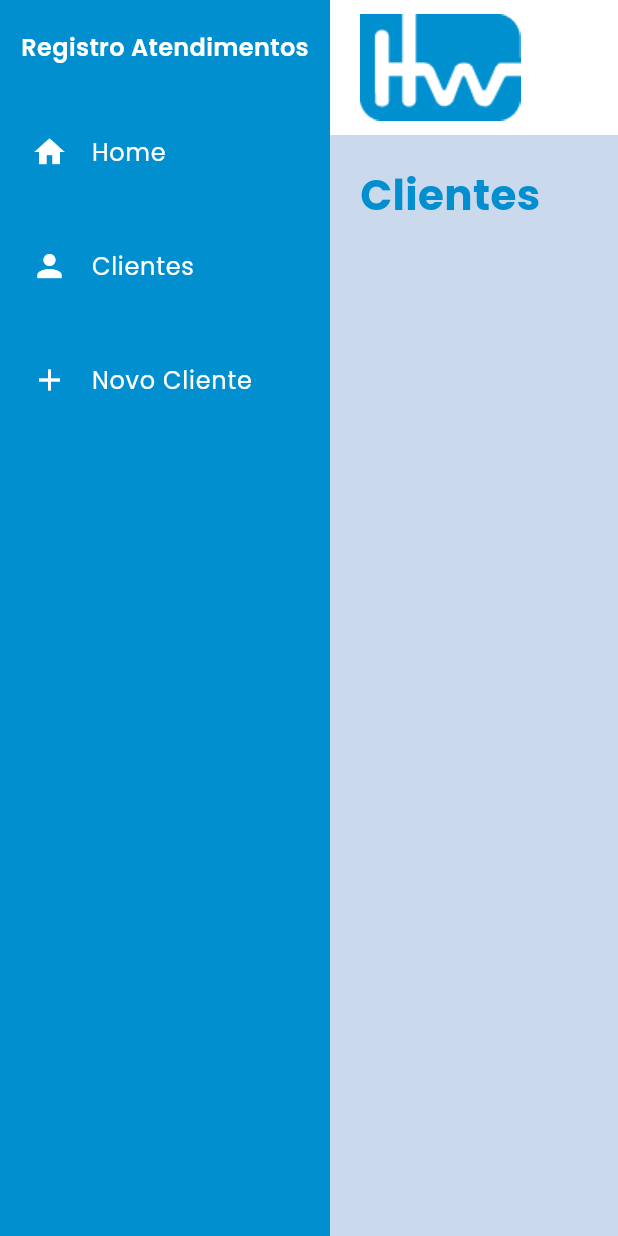
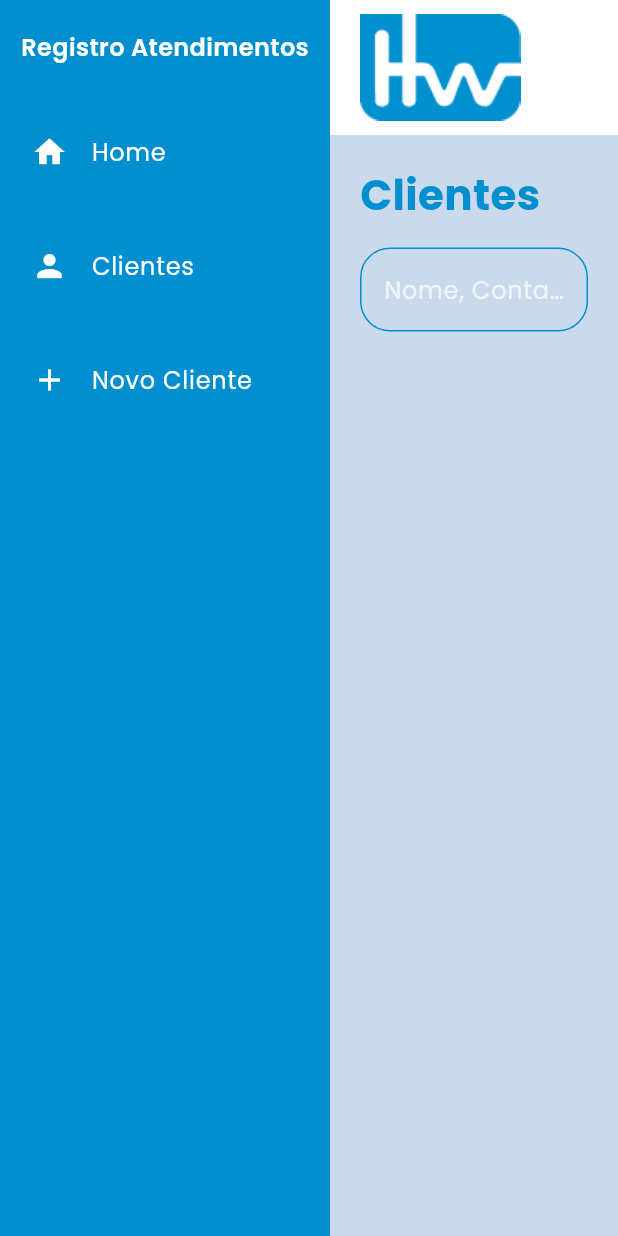
Before and after one commit to Ninassc/HW-AppSuporteWhatsapp, a Flutter app: the screen it shows after launch, after a tap on "Clientes", on a phone screen of 412 x 824 dp. Run offline on Flutter 3.47's test engine with Material 3 defaults, Android fonts, the phone set to English and light mode, and no system bars; our stand-ins replace device_preview, sqflite_common_ffi; accounts and stored records are empty.

Commit message:
Add search functionality to ClientesPage; implement filtering and enhance input field design

```diff
--- a/lib/pages/clientes_page.dart
+++ b/lib/pages/clientes_page.dart
@@ -12,6 +12,8 @@ class ClientesPage extends StatefulWidget {
 
 class _ClientesPageState extends State<ClientesPage> {
   List<Cliente> clientes = [];
+
+  final TextEditingController controllerPesquisa = TextEditingController();
 
   @override
   void initState() {
@@ -32,6 +34,18 @@ class _ClientesPageState extends State<ClientesPage> {
 
   @override
   Widget build(BuildContext context) {
+    final clientesFiltrados = clientes.where((cliente) {
+      return cliente.nome.toLowerCase().contains(
+            controllerPesquisa.text.toLowerCase(),
+          ) ||
+          cliente.whatsapp.toLowerCase().contains(
+            controllerPesquisa.text.toLowerCase(),
+          ) ||
+          cliente.empresa.toLowerCase().contains(
+            controllerPesquisa.text.toLowerCase(),
+          );
+    }).toList();
+
     return Padding(
       padding: const EdgeInsets.all(20),
 
@@ -48,14 +62,46 @@ class _ClientesPageState extends State<ClientesPage> {
             ),
           ),
 
+          SizedBox(height: 15),
+
+          TextField(
+            controller: controllerPesquisa,
+
+            decoration: InputDecoration(
+              hintText: "Nome, Contato, Empresa...",
+              hintStyle: TextStyle(color: Colors.white70),
+
+              border: OutlineInputBorder(
+                borderRadius: BorderRadius.circular(20),
+                borderSide: BorderSide(color: const Color(0xFF028FCF)),
+              ),
+
+              enabledBorder: OutlineInputBorder(
+                borderRadius: BorderRadius.circular(20),
+                borderSide: BorderSide(color: const Color(0xFF028FCF)),
+              ),
+
+              focusedBorder: OutlineInputBorder(
+                borderRadius: BorderRadius.circular(20),
+                borderSide: BorderSide(
+                  color: const Color.fromARGB(255, 5, 105, 151),
+                ),
+              ),
+            ),
+
+            onChanged: (_) {
+              setState(() {});
+            },
+          ),
+
           SizedBox(height: 20),
 
           Expanded(
             child: ListView.builder(
-              itemCount: clientes.length,
+              itemCount: clientesFiltrados.length,
 
               itemBuilder: (context, index) {
-                final cliente = clientes[index];
+                final cliente = clientesFiltrados[index];
 
                 return CardClientes(
                   cliente: cliente,
```
